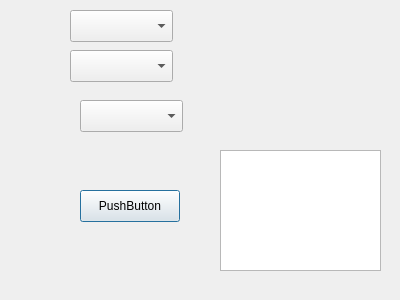
Old version of the form secondinputform.ui in the repository Near8954/library_system.
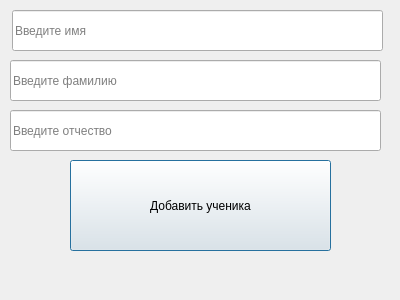
New version of the form.

```diff
--- a/secondinputform.ui
+++ b/secondinputform.ui
@@ -13,57 +13,56 @@
   <property name="windowTitle">
    <string>Dialog</string>
   </property>
-  <widget class="QComboBox" name="comboBox">
-   <property name="geometry">
-    <rect>
-     <x>70</x>
-     <y>10</y>
-     <width>103</width>
-     <height>32</height>
-    </rect>
-   </property>
-  </widget>
-  <widget class="QComboBox" name="comboBox_2">
-   <property name="geometry">
-    <rect>
-     <x>70</x>
-     <y>50</y>
-     <width>103</width>
-     <height>32</height>
-    </rect>
-   </property>
-  </widget>
-  <widget class="QComboBox" name="comboBox_3">
-   <property name="geometry">
-    <rect>
-     <x>80</x>
-     <y>100</y>
-     <width>103</width>
-     <height>32</height>
-    </rect>
-   </property>
-  </widget>
   <widget class="QPushButton" name="pushButton">
    <property name="geometry">
     <rect>
-     <x>80</x>
-     <y>190</y>
-     <width>100</width>
-     <height>32</height>
+     <x>70</x>
+     <y>160</y>
+     <width>261</width>
+     <height>91</height>
     </rect>
    </property>
    <property name="text">
-    <string>PushButton</string>
+    <string>Добавить ученика</string>
    </property>
   </widget>
-  <widget class="QTextBrowser" name="textBrowser">
+  <widget class="QLineEdit" name="lineEdit">
    <property name="geometry">
     <rect>
-     <x>220</x>
-     <y>150</y>
-     <width>161</width>
-     <height>121</height>
+     <x>12</x>
+     <y>10</y>
+     <width>371</width>
+     <height>41</height>
     </rect>
+   </property>
+   <property name="placeholderText">
+    <string>Введите имя</string>
+   </property>
+  </widget>
+  <widget class="QLineEdit" name="lineEdit_2">
+   <property name="geometry">
+    <rect>
+     <x>10</x>
+     <y>60</y>
+     <width>371</width>
+     <height>41</height>
+    </rect>
+   </property>
+   <property name="placeholderText">
+    <string>Введите фамилию</string>
+   </property>
+  </widget>
+  <widget class="QLineEdit" name="lineEdit_3">
+   <property name="geometry">
+    <rect>
+     <x>10</x>
+     <y>110</y>
+     <width>371</width>
+     <height>41</height>
+    </rect>
+   </property>
+   <property name="placeholderText">
+    <string>Введите отчество</string>
    </property>
   </widget>
  </widget>
```
